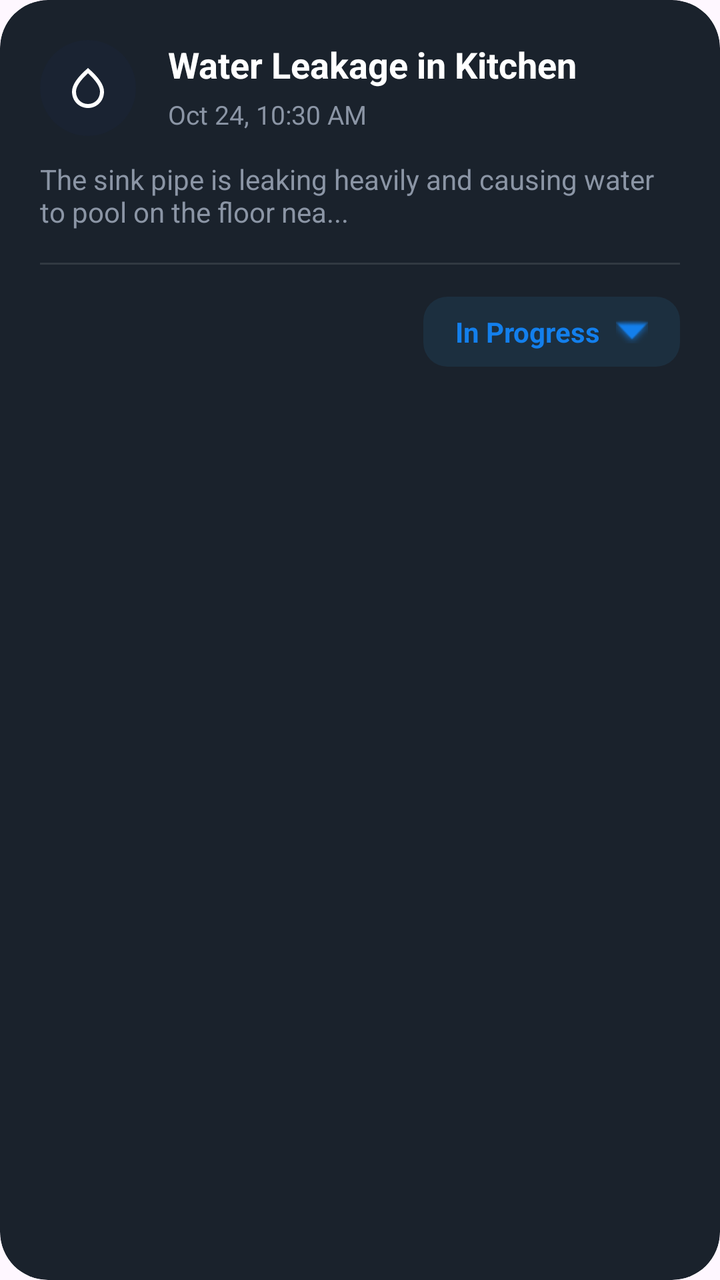
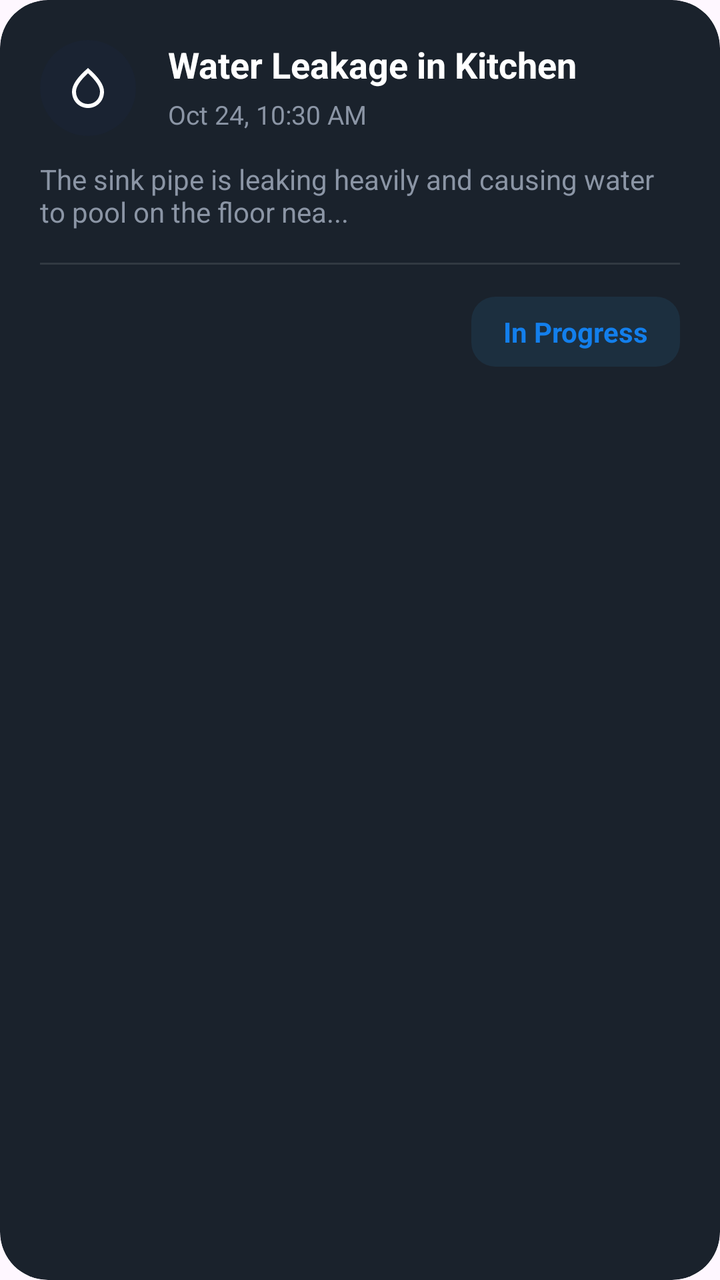

Two renders of the same Android screen: before a commit and after it. Below are the layout's source before the change and the commit's diff.
<!-- AndroidManifest.xml: application theme Theme.HouseVisitorManagementSystem -->
<!-- res/layout/item_complaint.xml -->
<?xml version="1.0" encoding="utf-8"?>
<com.google.android.material.card.MaterialCardView xmlns:android="http://schemas.android.com/apk/res/android"
    xmlns:app="http://schemas.android.com/apk/res-auto"
    android:layout_width="match_parent"
    android:layout_height="wrap_content"
    android:layout_marginHorizontal="16dp"
    android:layout_marginVertical="8dp"
    app:cardBackgroundColor="@color/card_dark_bg"
    app:cardCornerRadius="24dp"
    app:cardElevation="0dp"
    app:strokeWidth="0dp"
    android:minHeight="220dp">

    <androidx.constraintlayout.widget.ConstraintLayout
        android:layout_width="match_parent"
        android:layout_height="wrap_content"
        android:id="@+id/complaintItemMain"
        android:padding="20dp">

        
        <FrameLayout
            android:id="@+id/iconContainer"
            android:layout_width="48dp"
            android:layout_height="48dp"
            app:layout_constraintStart_toStartOf="parent"
            app:layout_constraintTop_toTopOf="parent">

            <View
                android:id="@+id/iconBg"
                android:layout_width="match_parent"
                android:layout_height="match_parent"
                android:background="@drawable/circle_dark_bg" />

            <ImageView
                android:id="@+id/ivComplaintIcon"
                android:layout_width="24dp"
                android:layout_height="24dp"
                android:layout_gravity="center"
                android:src="@drawable/ic_water_drop" />
        </FrameLayout>

        
        <TextView
            android:id="@+id/complaintItemTitle"
            android:layout_width="0dp"
            android:layout_height="wrap_content"
            android:layout_marginStart="16dp"
            android:text="Water Leakage in Kitchen"
            android:textColor="@color/white"
            android:textSize="18sp"
            android:textStyle="bold"
            app:layout_constraintEnd_toEndOf="parent"
            app:layout_constraintStart_toEndOf="@id/iconContainer"
            app:layout_constraintTop_toTopOf="parent" />

        <TextView
            android:id="@+id/complaintItemTime"
            android:layout_width="wrap_content"
            android:layout_height="wrap_content"
            android:layout_marginTop="4dp"
            android:text="Oct 24, 10:30 AM"
            android:textColor="@color/text_grey"
            android:textSize="13sp"
            app:layout_constraintStart_toStartOf="@id/complaintItemTitle"
            app:layout_constraintTop_toBottomOf="@id/complaintItemTitle" />

        <TextView
            android:id="@+id/complaintItemDescription"
            android:layout_width="0dp"
            android:layout_height="wrap_content"
            android:layout_marginTop="12dp"
            android:ellipsize="end"
            android:maxLines="4"
            android:text="The sink pipe is leaking heavily and causing water to pool on the floor nea..."
            android:textColor="@color/text_grey"
            android:textSize="14sp"
            app:layout_constraintEnd_toEndOf="parent"
            app:layout_constraintStart_toStartOf="parent"
            app:layout_constraintTop_toBottomOf="@id/iconContainer" />

        
        <View
            android:id="@+id/divider"
            android:layout_width="match_parent"
            android:layout_height="1dp"
            android:layout_marginTop="16dp"
            android:background="#1AFFFFFF"
            app:layout_constraintTop_toBottomOf="@id/complaintItemDescription" />

        
        <LinearLayout
            android:id="@+id/statusBadge"
            android:layout_width="wrap_content"
            android:layout_height="wrap_content"
            android:layout_marginTop="16dp"
            android:background="@drawable/bg_status_in_progress"
            android:gravity="center"
            android:orientation="horizontal"
            android:paddingHorizontal="16dp"
            android:paddingVertical="8dp"
            app:layout_constraintEnd_toEndOf="parent"
            app:layout_constraintTop_toBottomOf="@id/divider">

            <TextView
                android:id="@+id/tvStatus"
                android:layout_width="wrap_content"
                android:layout_height="wrap_content"
                android:text="In Progress"
                android:textColor="@color/bright_azure_blue"
                android:textSize="14sp"
                android:textStyle="bold" />

            <ImageView
                android:id="@+id/ivStatusIcon"
                android:layout_width="16dp"
                android:layout_height="16dp"
                android:layout_marginStart="8dp"
                android:src="@android:drawable/arrow_down_float"
                app:tint="@color/bright_azure_blue" />
        </LinearLayout>

    </androidx.constraintlayout.widget.ConstraintLayout>

</com.google.android.material.card.MaterialCardView>
<!-- resources referenced by this layout -->
<resources>
  <color name="bright_azure_blue">#137fec</color>
  <color name="card_dark_bg">#1A222C</color>
  <color name="text_grey">#8B95A5</color>
  <color name="white">#FFFFFF</color>
  <!-- drawable bg_status_in_progress (drawable) -->
  <?xml version="1.0" encoding="utf-8"?>
  <shape xmlns:android="http://schemas.android.com/apk/res/android">
      <solid android:color="#1A3498DB" /> 
      <corners android:radius="12dp" />
  </shape>
  <!-- drawable circle_dark_bg (drawable) -->
  <?xml version="1.0" encoding="utf-8"?>
  <shape xmlns:android="http://schemas.android.com/apk/res/android"
      android:shape="oval">
      <solid android:color="#1A2332" />
  </shape>
  <!-- drawable ic_water_drop (drawable) -->
  <vector xmlns:android="http://schemas.android.com/apk/res/android"
      android:width="24dp"
      android:height="24dp"
      android:viewportWidth="24"
      android:viewportHeight="24">
      <path
          android:fillColor="#FFFFFF"
          android:pathData="M12,2c-5.33,4.55 -8,8.48 -8,11.8c0,4.98 3.8,8.2 8,8.2s8,-3.22 8,-8.2c0,-3.32 -2.67,-7.25 -8,-11.8zM12,20c-3.35,0 -6,-2.57 -6,-6.2c0,-2.34 1.95,-5.44 6,-9.14c4.05,3.7 6,6.79 6,9.14c0,3.63 -2.65,6.2 -6,6.2z"/>
  </vector>
  <style name="Theme.HouseVisitorManagementSystem" parent="Base.Theme.HouseVisitorManagementSystem" />
  <style name="Base.Theme.HouseVisitorManagementSystem" parent="Theme.Material3.DayNight.NoActionBar">
          
          
      </style>
</resources>

<!-- the commit's change to res/layout/item_complaint.xml (unified diff, before → after) -->
@@ -102,7 +102,7 @@
             app:layout_constraintTop_toBottomOf="@id/divider">
 
             <TextView
-                android:id="@+id/tvStatus"
+                android:id="@+id/complaintItemStatus"
                 android:layout_width="wrap_content"
                 android:layout_height="wrap_content"
                 android:text="In Progress"
@@ -110,13 +110,13 @@
                 android:textSize="14sp"
                 android:textStyle="bold" />
 
-            <ImageView
-                android:id="@+id/ivStatusIcon"
-                android:layout_width="16dp"
-                android:layout_height="16dp"
-                android:layout_marginStart="8dp"
-                android:src="@android:drawable/arrow_down_float"
-                app:tint="@color/bright_azure_blue" />
+
+
+
+
+
+
+
         </LinearLayout>
 
     </androidx.constraintlayout.widget.ConstraintLayout>
